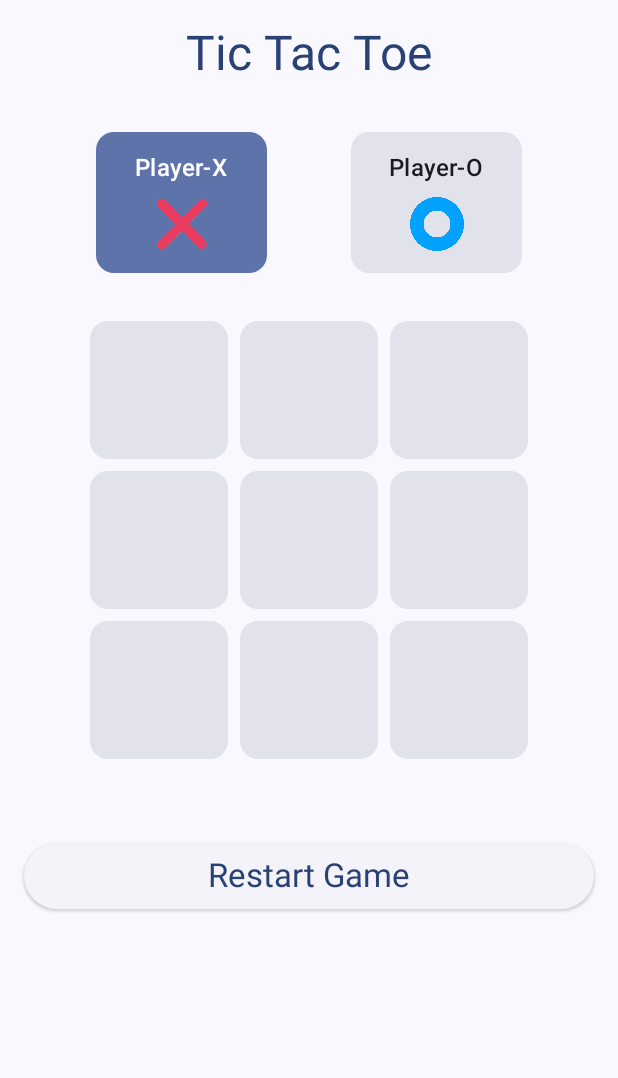
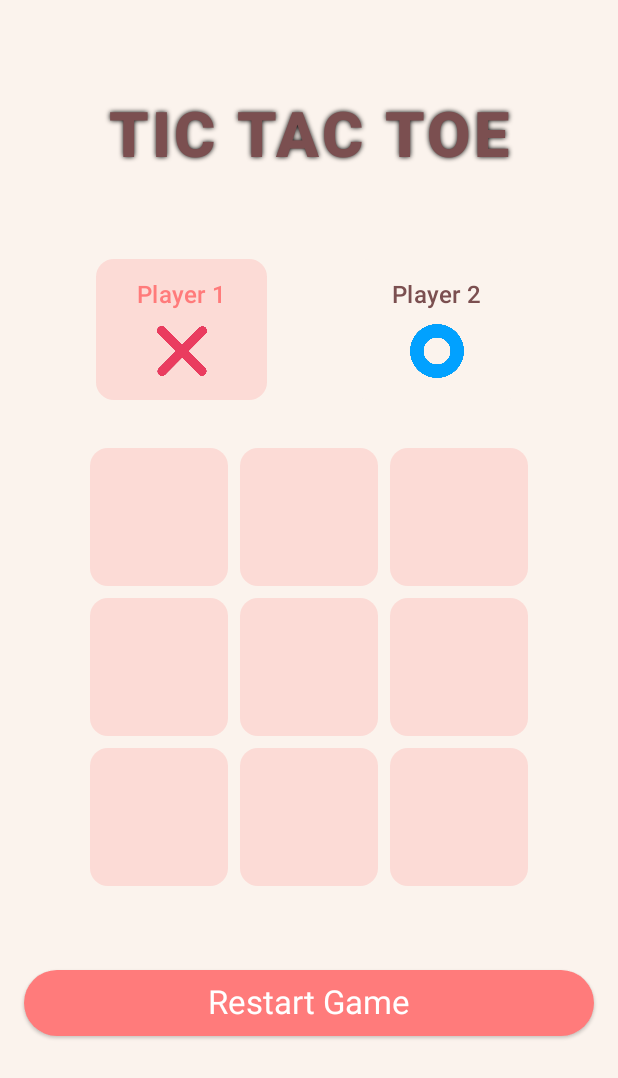
Before and after one commit to HarshHingorani22197/TicTacToe, an Android app built with Jetpack Compose: the screen it shows after launch (MainActivity), after a tap on "Start Normal Game", on a phone screen of 412 x 824 dp. Shown: the top 1078 px of the screen. Run offline under Robolectric (Android 15) with nearby library versions, the phone set to English and light mode, and no system bars; 1 other tap on this screen came first.

Commit message:
Changed UI colors

```diff
--- a/app/src/main/java/com/example/ticktacktoe/GameScreen.kt
+++ b/app/src/main/java/com/example/ticktacktoe/GameScreen.kt
@@ -9,8 +9,11 @@ import androidx.compose.ui.Alignment
 import androidx.compose.ui.Modifier
 import androidx.compose.ui.draw.clip
 import androidx.compose.ui.graphics.Color
+import androidx.compose.ui.graphics.Shadow
 import androidx.compose.ui.res.painterResource
+import androidx.compose.ui.text.font.FontWeight
 import androidx.compose.ui.unit.dp
+import androidx.compose.ui.unit.sp
 import androidx.navigation.NavController
 import com.example.ticktacktoe.R
 
@@ -25,14 +28,22 @@ fun GameScreen(navController: NavController, playerX: String, playerO: String) {
     Column(
         modifier = Modifier
             .fillMaxSize()
-            .background(MaterialTheme.colorScheme.background)
+            .background(Color(0xFFFBF3ED)) // Set background color
             .padding(16.dp),
         horizontalAlignment = Alignment.CenterHorizontally
     ) {
         Text(
-            text = "Tic Tac Toe",
-            style = MaterialTheme.typography.headlineLarge,
-            color = MaterialTheme.colorScheme.primary
+            text ="TIC TAC TOE",
+            style = MaterialTheme.typography.headlineLarge.copy(
+                fontSize = 42.sp,
+                fontWeight = FontWeight.Black,
+                letterSpacing = 2.sp,
+                shadow = Shadow(color = Color.Black, blurRadius = 4f)
+            ),
+            color = Color(0xFF7B4F50),
+            modifier = Modifier
+                .padding(bottom = 25.dp, top = 50.dp),
+
         )
 
         Spacer(modifier = Modifier.height(24.dp))
@@ -42,20 +53,8 @@ fun GameScreen(navController: NavController, playerX: String, playerO: String) {
             modifier = Modifier.fillMaxWidth(),
             horizontalArrangement = Arrangement.SpaceEvenly
         ) {
-            PlayerIndicator(
-                name = playerX,
-                symbol = "X",
-                isActive = currentPlayer == "X",
-                symbolColor = MaterialTheme.colorScheme.primary,
-                bgColor = MaterialTheme.colorScheme.primaryContainer
-            )
-            PlayerIndicator(
-                name = playerO,
-                symbol = "O",
-                isActive = currentPlayer == "O",
-                symbolColor = MaterialTheme.colorScheme.primary,
-                bgColor = MaterialTheme.colorScheme.primaryContainer
-            )
+            PlayerIndicator(name = playerX, symbol = "X", isActive = currentPlayer == "X")
+            PlayerIndicator(name = playerO, symbol = "O", isActive = currentPlayer == "O")
         }
 
         Spacer(modifier = Modifier.height(20.dp))
@@ -89,12 +88,12 @@ fun GameScreen(navController: NavController, playerX: String, playerO: String) {
             winner != null -> Text(
                 text = "$winner Wins!",
                 style = MaterialTheme.typography.headlineMedium,
-                color = MaterialTheme.colorScheme.primary
+                color = Color(0xFF7B7B7B)
             )
             isDraw -> Text(
                 text = "Game Drawn!",
                 style = MaterialTheme.typography.headlineMedium,
-                color = MaterialTheme.colorScheme.primary
+                color = Color(0xFF7B7B7B)
             )
         }
 
@@ -109,9 +108,10 @@ fun GameScreen(navController: NavController, playerX: String, playerO: String) {
                 winningLine = null
                 isDraw = false
             },
-            modifier = Modifier.fillMaxWidth()
+            modifier = Modifier.fillMaxWidth(),
+            colors = ButtonDefaults.elevatedButtonColors(containerColor = Color(0xFFFF7B7B))
         ) {
-            Text("Restart Game", style = MaterialTheme.typography.titleLarge)
+            Text("Restart Game", style = MaterialTheme.typography.titleLarge, color = Color.White)
         }
     }
 }
@@ -130,7 +130,7 @@ fun TicTacToeBoard(board: List<List<String>>, onCellClick: (Int, Int) -> Unit, w
                             .clip(RoundedCornerShape(12.dp))
                             .background(
                                 if (isWinningCell) Color.Green.copy(alpha = 0.5f)
-                                else MaterialTheme.colorScheme.surfaceVariant
+                                else Color(0x33FF7B7B)
                             )
                             .clickable(enabled = board[i][j].isEmpty() && winningLine == null) {
                                 onCellClick(i, j)
@@ -157,7 +157,7 @@ fun TicTacToeBoard(board: List<List<String>>, onCellClick: (Int, Int) -> Unit, w
 }
 
 @Composable
-fun PlayerIndicator(name: String, symbol: String, isActive: Boolean, symbolColor: Color, bgColor: Color) {
+fun PlayerIndicator(name: String, symbol: String, isActive: Boolean) {
     Column(
         horizontalAlignment = Alignment.CenterHorizontally,
         modifier = Modifier
@@ -165,7 +165,8 @@ fun PlayerIndicator(name: String, symbol: String, isActive: Boolean, symbolColor
             .height(110.dp)
             .padding(8.dp)
             .background(
-                if (isActive) bgColor else MaterialTheme.colorScheme.surfaceVariant,
+                if (isActive) Color(0xFFFF7B7B).copy(alpha = 0.2f) // Highlighted background
+                else Color(0xFFFBF3ED), // Normal background
                 RoundedCornerShape(12.dp)
             )
             .padding(12.dp)
@@ -173,7 +174,7 @@ fun PlayerIndicator(name: String, symbol: String, isActive: Boolean, symbolColor
         Text(
             text = name,
             style = MaterialTheme.typography.titleMedium,
-            color = if (isActive) MaterialTheme.colorScheme.onPrimaryContainer else MaterialTheme.colorScheme.onSurface
+            color = if (isActive) Color(0xFFFF7B7B) else Color(0xFF7B4F50)
         )
         Spacer(modifier = Modifier.height(7.dp))
         Image(
--- a/app/src/main/java/com/example/ticktacktoe/LoginScreen.kt
+++ b/app/src/main/java/com/example/ticktacktoe/LoginScreen.kt
@@ -14,8 +14,10 @@ import androidx.compose.ui.draw.shadow
 import androidx.compose.ui.graphics.*
 import androidx.compose.ui.platform.*
 import androidx.compose.ui.res.painterResource
+import androidx.compose.ui.text.TextStyle
 import androidx.compose.ui.text.font.FontWeight
 import androidx.compose.ui.text.input.ImeAction
+import androidx.compose.ui.text.style.TextAlign
 import androidx.compose.ui.tooling.preview.Preview
 import androidx.compose.ui.unit.dp
 import androidx.compose.ui.unit.sp
@@ -30,10 +32,9 @@ fun LoginScreen(navController: NavController) {
     var playerX by remember { mutableStateOf("") }
     var playerO by remember { mutableStateOf("") }
     val keyboardController = LocalSoftwareKeyboardController.current
-    val context = LocalContext.current
     val coroutineScope = rememberCoroutineScope()
 
-    // Typing Effect State
+    // Typing Effect for Title
     var displayedText by remember { mutableStateOf("") }
     val fullText = "TIC TAC TOE"
 
@@ -45,8 +46,8 @@ fun LoginScreen(navController: NavController) {
         }
     }
 
+    // Logo Rotation Animation
     val rotation = remember { Animatable(0f) }
-
     LaunchedEffect(Unit) {
         rotation.animateTo(
             targetValue = 360f,
@@ -57,15 +58,13 @@ fun LoginScreen(navController: NavController) {
     Box(
         modifier = Modifier
             .fillMaxSize()
-            .background(
-                brush = Brush.verticalGradient(
-                    colors = listOf(Color(0xFF3E1F47), Color(0xFF6C3483))
-                )
-            )
+            .background(Color(0xFFFBF3ED)) // Light Cream Background
             .padding(24.dp)
     ) {
         Column(
-            modifier = Modifier.fillMaxSize().padding(16.dp),
+            modifier = Modifier
+                .fillMaxSize()
+                .padding(16.dp),
             verticalArrangement = Arrangement.Center,
             horizontalAlignment = Alignment.CenterHorizontally
         ) {
@@ -77,7 +76,7 @@ fun LoginScreen(navController: NavController) {
                     letterSpacing = 2.sp,
                     shadow = Shadow(color = Color.Black, blurRadius = 4f)
                 ),
-                color = Color.White
+                color = Color(0xFF7B4F50) // Darker shade for contrast
             )
 
             Spacer(modifier = Modifier.height(24.dp))
@@ -86,14 +85,14 @@ fun LoginScreen(navController: NavController) {
                 modifier = Modifier
                     .size(160.dp)
                     .clip(CircleShape)
-                    .background(Color.White.copy(alpha = 0.2f))
-                    .border(4.dp, Color.White, CircleShape)
+                    .background(Color(0xFFFF7B7B).copy(alpha = 0.2f)) // Light Transparent Red
+                    .border(4.dp, Color(0xFFFF7B7B), CircleShape)
                     .clickable {
                         coroutineScope.launch {
                             rotation.snapTo(0f)
                             rotation.animateTo(
                                 targetValue = 360f,
-                                animationSpec = tween(durationMillis = 3000, easing = EaseInOut)
+                                animationSpec = tween(durationMillis = 2000, easing = EaseInOut)
                             )
                         }
                     }
@@ -110,8 +109,15 @@ fun LoginScreen(navController: NavController) {
 
             Spacer(modifier = Modifier.height(32.dp))
 
-            listOf("Player X" to Color(0xFFE57373), "Player O" to Color(0xFF4FC3F7)).forEach { (label, color) ->
-                Text(text = label, color = color, style = MaterialTheme.typography.titleMedium.copy(fontSize = 20.sp))
+            // Player Name Input Fields
+            listOf("Player X" to Color(0xFF7B4F50), "Player O" to Color(0xFF7B4F50)).forEach { (label, color) ->
+                Column(modifier = Modifier.fillMaxWidth()) {
+                    Text(
+                        text = label,
+                        color = color,
+                        style = MaterialTheme.typography.titleMedium.copy(fontSize = 20.sp),
+                        modifier = Modifier.align(Alignment.Start) // Align label to the left
+                    )
                     OutlinedTextField(
                         value = if (label == "Player X") playerX else playerO,
                         onValueChange = { if (label == "Player X") playerX = it else playerO = it },
@@ -119,41 +125,59 @@ fun LoginScreen(navController: NavController) {
                         singleLine = true,
                         keyboardOptions = KeyboardOptions.Default.copy(imeAction = ImeAction.Done),
                         keyboardActions = KeyboardActions(onDone = { keyboardController?.hide() }),
+                        textStyle = LocalTextStyle.current.copy(textAlign = TextAlign.Start), // Ensures left alignment
                         modifier = Modifier
                             .fillMaxWidth()
                             .padding(vertical = 8.dp)
-                        .border(BorderStroke(2.dp, color), shape = RoundedCornerShape(12.dp))
+                            .border(BorderStroke(2.dp, color), shape = RoundedCornerShape(6.dp))
                     )
+                }
             }
 
             Spacer(modifier = Modifier.height(32.dp))
 
+            // Start Normal Game Button
             Button(
                 onClick = {
                     if (playerX.isEmpty()) playerX = "Player 1"
                     if (playerO.isEmpty()) playerO = "Player 2"
-                    navController.navigate("GameScreen/${"Player-X"}/${"Player-O"}")
+                    navController.navigate("GameScreen/${playerX}/${playerO}")
                 },
-                modifier = Modifier.fillMaxWidth().height(56.dp).shadow(8.dp, RoundedCornerShape(12.dp)),
+                modifier = Modifier
+                    .fillMaxWidth()
+                    .height(56.dp)
+                    .shadow(8.dp, RoundedCornerShape(12.dp)),
                 shape = RoundedCornerShape(12.dp),
-                colors = ButtonDefaults.buttonColors(containerColor = Color(0xFFD81B60))
+                colors = ButtonDefaults.buttonColors(containerColor = Color(0xFFFF7B7B))
             ) {
-                Text("Start Normal Game", style = MaterialTheme.typography.titleLarge.copy(fontSize = 18.sp), color = Color.White)
+                Text(
+                    "Start Normal Game",
+                    style = MaterialTheme.typography.titleLarge.copy(fontSize = 18.sp),
+                    color = Color.White
+                )
             }
 
             Spacer(modifier = Modifier.height(16.dp))
 
+            // Start Infinite Game Button
             Button(
                 onClick = {
                     if (playerX.isEmpty()) playerX = "Player 1"
                     if (playerO.isEmpty()) playerO = "Player 2"
-                    navController.navigate("GameScreen2/${"Player-X"}/${"Player-O"}")
+                    navController.navigate("GameScreen2/${playerX}/${playerO}")
                 },
-                modifier = Modifier.fillMaxWidth().height(56.dp).shadow(8.dp, RoundedCornerShape(12.dp)),
+                modifier = Modifier
+                    .fillMaxWidth()
+                    .height(56.dp)
+                    .shadow(8.dp, RoundedCornerShape(12.dp)),
                 shape = RoundedCornerShape(12.dp),
-                colors = ButtonDefaults.buttonColors(containerColor = Color(0xFF1976D2))
+                colors = ButtonDefaults.buttonColors(containerColor = Color(0xFFFF7B7B))
             ) {
-                Text("Start Infinite Game", style = MaterialTheme.typography.titleLarge.copy(fontSize = 18.sp), color = Color.White)
+                Text(
+                    "Start Infinite Game",
+                    style = MaterialTheme.typography.titleLarge.copy(fontSize = 18.sp),
+                    color = Color.White
+                )
             }
         }
     }
```
Also changed, not shown: app/src/main/java/com/example/ticktacktoe/GameScreen2.kt (+32 -33 lines). Lines whose indentation alone changed are shown as unchanged.
